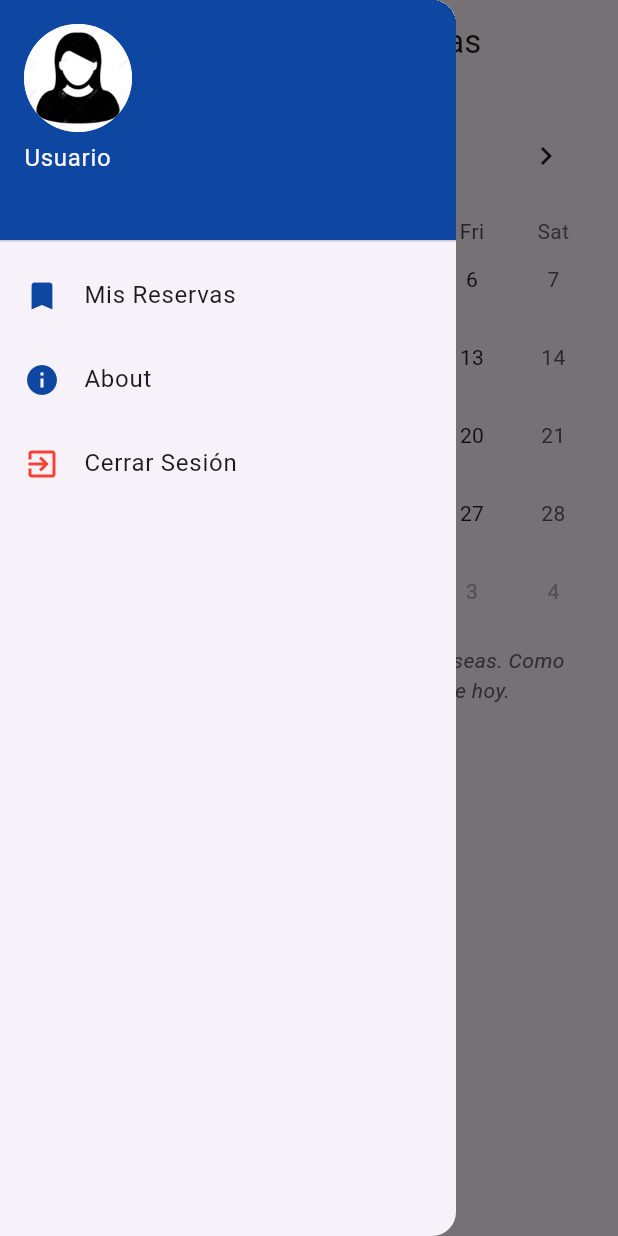
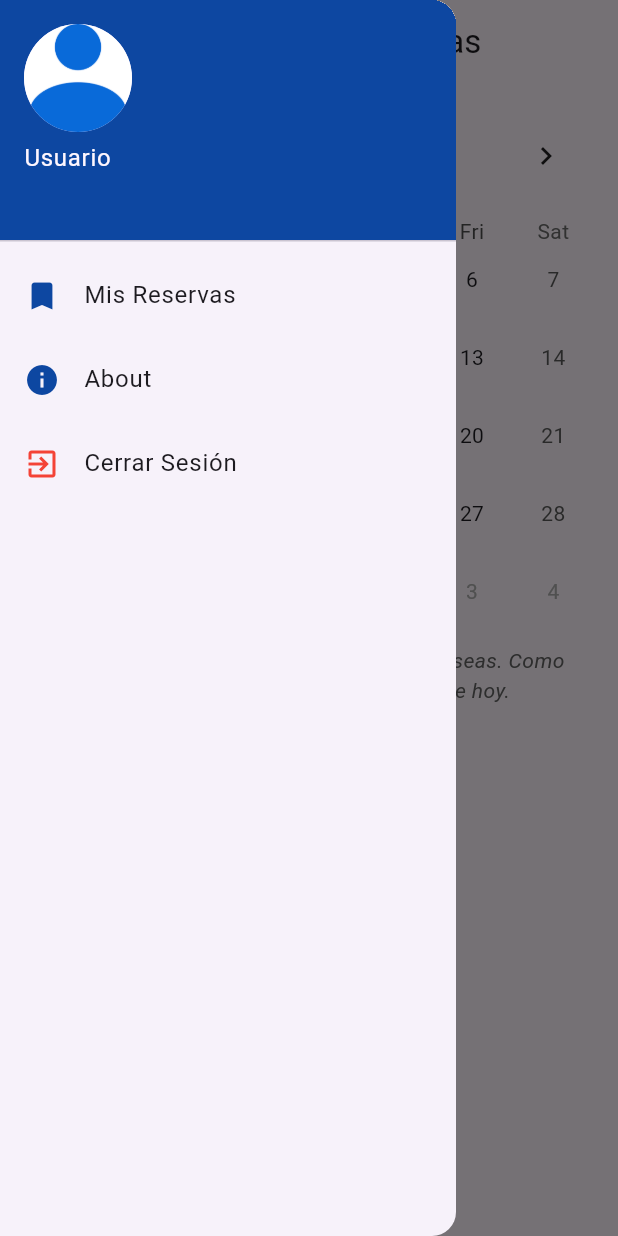
Before and after one commit to Cristhian200/FLUTTER_APP, a Flutter app: the CalendarWithReservationsPage screen opened directly, with the side drawer open, on a phone screen of 412 x 824 dp. Run offline on Flutter 3.47's test engine with Material 3 defaults, Android fonts, the phone set to English and light mode, and no system bars; drawn by our look-alikes of table_calendar; our stand-ins replace cloud_firestore, firebase_auth, firebase_core, shared_preferences; accounts and stored records are empty.

Commit message:
AVANCE DE FECHA CORRECCION

```diff
--- a/lib/AdminPage.dart
+++ b/lib/AdminPage.dart
@@ -1,6 +1,8 @@
 import 'package:flutter/material.dart';
 
 class AdminPage extends StatefulWidget {
+  const AdminPage({super.key});
+
   @override
   _AdminPageState createState() => _AdminPageState();
 }
@@ -10,10 +12,10 @@ class _AdminPageState extends State<AdminPage> {
   Widget build(BuildContext context) {
     return Scaffold(
       appBar: AppBar(
-        title: Text('Admin Page'),
+        title: const Text('Admin Page'),
         centerTitle: true,
       ),
-      body: Center(
+      body: const Center(
         child: Text(
           'Bienvenido a la página de administración',
           style: TextStyle(fontSize: 20),
--- a/lib/VisualReserva.dart
+++ b/lib/VisualReserva.dart
@@ -10,7 +10,7 @@ import 'Pisos.dart'; // Página de Pisos
 class CalendarWithReservationsPage extends StatefulWidget {
   final String reservaId;
 
-  CalendarWithReservationsPage({required this.reservaId});
+  const CalendarWithReservationsPage({super.key, required this.reservaId});
 
   @override
   _CalendarWithReservationsPageState createState() =>
@@ -22,14 +22,11 @@ class _CalendarWithReservationsPageState
   DateTime _focusedDay = DateTime.now();
   DateTime? _selectedDay;
   Map<DateTime, List<Map<String, String>>> _reservations = {};
-  String _reservationDetails = 'Selecciona una fecha para ver los detalles';
   DateTime? _lastTappedDate;
-  final _doubleTapThreshold = Duration(milliseconds: 300);
+  final _doubleTapThreshold = const Duration(milliseconds: 300);
   final FirebaseFirestore _firestore = FirebaseFirestore.instance;
   final FirebaseAuth _auth = FirebaseAuth.instance;
   String _profileImage = 'lib/pictures/default.png';
-  String _reservationHorario =
-      'No hay horario disponible'; // Definir la variable
 
   @override
   void initState() {
@@ -55,7 +52,9 @@ class _CalendarWithReservationsPageState
           setState(() {
             _profileImage = genero == 'hombre'
                 ? 'lib/pictures/hombre.png'
-                : 'lib/pictures/mujer.png';
+                : (genero == 'mujer'
+                    ? 'lib/pictures/mujer.png'
+                    : 'lib/pictures/default.png');
           });
         }
       } catch (e) {
@@ -126,68 +125,25 @@ class _CalendarWithReservationsPageState
         _lastTappedDate =
             selectedDay; // Actualizar la última fecha seleccionada
       });
-      _getReservationDetails(selectedDay); // Obtener detalles de la reserva
-    }
-  }
-
-  // Obtener los detalles de la reserva para una fecha
-  void _getReservationDetails(DateTime selectedDate) {
-    List<Map<String, String>>? dayReservations = _reservations[selectedDate];
-
-    if (dayReservations == null || dayReservations.isEmpty) {
-      setState(() {
-        _reservationDetails = 'No hay reservas para esta fecha';
-      });
-    } else {
-      setState(() {
-        _reservationDetails =
-            'Reservas para ${selectedDate.toLocal().toString().split(' ')[0]}';
-      });
     }
   }
 
   // Navegar a la página de Pisos
   void _navigateToPisosPage() {
+    if (_selectedDay == null) {
+      ScaffoldMessenger.of(context).showSnackBar(
+        const SnackBar(
+            content: Text('Por favor selecciona una fecha antes de continuar')),
+      );
+      return;
+    }
+
     Navigator.push(
       context,
-      MaterialPageRoute(builder: (context) => PisosPage()),
-    );
-  }
-
-  // Construir el widget de detalles de las reservas
-  Widget _buildReservationDetails(DateTime? selectedDay) {
-    if (selectedDay == null) return Text('');
-
-    List<Map<String, String>>? dayReservations = _reservations[selectedDay];
-
-    return Padding(
-      padding: const EdgeInsets.all(16.0),
-      child: Column(
-        crossAxisAlignment: CrossAxisAlignment.start,
-        children: [
-          Text(
-            '',
-            style: TextStyle(fontSize: 20, fontWeight: FontWeight.bold),
-          ),
-          SizedBox(height: 10),
-          if (dayReservations == null || dayReservations.isEmpty) Text(''),
-          if (dayReservations != null && dayReservations.isNotEmpty)
-            ...dayReservations.map((reservation) {
-              return Padding(
-                padding: const EdgeInsets.only(bottom: 12.0),
-                child: Column(
-                  crossAxisAlignment: CrossAxisAlignment.start,
-                  children: [
-                    Text('Detalles: ${reservation['detalles']}'),
-                    Text('Piso: ${reservation['piso']}'),
-                    Text('Aula: ${reservation['aula']}'),
-                    Text('Horario: ${reservation['horario']}'),
-                    SizedBox(height: 10),
-                  ],
-                ),
-              );
-            }).toList(),
-        ],
+      MaterialPageRoute(
+        builder: (context) => PisosPage(
+          selectedDate: _selectedDay!,
+        ),
       ),
     );
   }
@@ -198,7 +154,7 @@ class _CalendarWithReservationsPageState
       child: Column(
         children: [
           UserAccountsDrawerHeader(
-            accountName: Text('Usuario'),
+            accountName: const Text('Usuario'),
             accountEmail: Text(_auth.currentUser?.email ?? ''),
             currentAccountPicture: CircleAvatar(
               backgroundImage: AssetImage(_profileImage), // Imagen de perfil
@@ -207,7 +163,7 @@ class _CalendarWithReservationsPageState
           ),
           ListTile(
             leading: Icon(Icons.bookmark, color: Colors.blue[900]),
-            title: Text('Mis Reservas'),
+            title: const Text('Mis Reservas'),
             onTap: () {
               Navigator.push(
                 context,
@@ -219,7 +175,7 @@ class _CalendarWithReservationsPageState
           ),
           ListTile(
             leading: Icon(Icons.info, color: Colors.blue[900]),
-            title: Text('About'),
+            title: const Text('About'),
             onTap: () {
               Navigator.push(
                 context,
@@ -229,8 +185,8 @@ class _CalendarWithReservationsPageState
             },
           ),
           ListTile(
-            leading: Icon(Icons.exit_to_app, color: Colors.red),
-            title: Text('Cerrar Sesión'),
+            leading: const Icon(Icons.exit_to_app, color: Colors.red),
+            title: const Text('Cerrar Sesión'),
             onTap: () {
               _auth.signOut(); // Cerrar sesión
               Navigator.pushReplacement(
@@ -249,7 +205,7 @@ class _CalendarWithReservationsPageState
   Widget build(BuildContext context) {
     return Scaffold(
       appBar: AppBar(
-        title: Text('Calendario de Reservas'),
+        title: const Text('Calendario de Reservas'),
         centerTitle: true,
       ),
       drawer: _buildDrawer(), // Añadir el Drawer al Scaffold
@@ -267,7 +223,7 @@ class _CalendarWithReservationsPageState
                   CalendarFormat.month, // Se mantiene solo en formato mensual
               availableGestures:
                   AvailableGestures.all, // Habilita gestos de deslizamiento
-              headerStyle: HeaderStyle(
+              headerStyle: const HeaderStyle(
                 formatButtonVisible:
                     false, // Quita el botón de formato de "2 weeks"
                 titleCentered: true, // Centra el título del mes/año
@@ -288,7 +244,7 @@ class _CalendarWithReservationsPageState
               calendarBuilders: CalendarBuilders(
                 markerBuilder: (context, date, events) {
                   if (_reservations.containsKey(date)) {
-                    return Positioned(
+                    return const Positioned(
                       bottom: 1,
                       right: 1,
                       child: Icon(
@@ -298,11 +254,11 @@ class _CalendarWithReservationsPageState
                       ),
                     );
                   }
-                  return SizedBox();
+                  return const SizedBox();
                 },
               ),
             ),
-            SizedBox(height: 10),
+            const SizedBox(height: 10),
             // Mensaje bajo el calendario
             Text(
               'Por favor haz doble tap en la fecha que deseas. Como recordatorio, no debe ser la misma de hoy.',
@@ -313,8 +269,7 @@ class _CalendarWithReservationsPageState
               ),
               textAlign: TextAlign.center,
             ),
-            SizedBox(height: 20),
-            _buildReservationDetails(_selectedDay),
+            const SizedBox(height: 20),
           ],
         ),
       ),
--- a/lib/main.dart
+++ b/lib/main.dart
@@ -11,6 +11,8 @@ Future<void> main() async {
 }
 
 class MyApp extends StatelessWidget {
+  const MyApp({super.key});
+
   @override
   Widget build(BuildContext context) {
     return MaterialApp(
@@ -24,6 +26,8 @@ class MyApp extends StatelessWidget {
 }
 
 class HomePage extends StatefulWidget {
+  const HomePage({super.key});
+
   @override
   _HomePageState createState() => _HomePageState();
 }
```
Also changed, not shown: lib/About.dart (+18 -16 lines), lib/Aulas.dart (+52 -65 lines), lib/LoginPage.dart (+21 -17 lines), lib/MisReservas.dart (+31 -29 lines), lib/Pisos.dart (+15 -6 lines).
